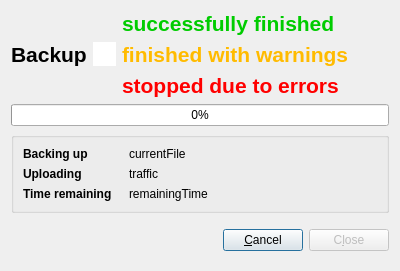
This is src/gui/backup_progress_dialog.ui in stepping-stone/sepiola as Qt 5 draws it before an edit. The edited form follows.
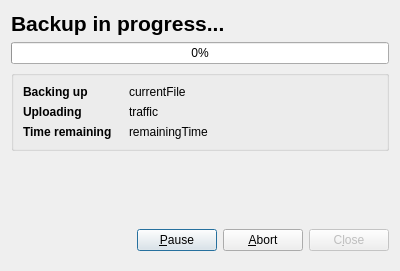
This is the edited form.

Commit message: textual changes in backup progress dialog

```diff
--- a/src/gui/backup_progress_dialog.ui
+++ b/src/gui/backup_progress_dialog.ui
@@ -34,7 +34,7 @@
         </font>
        </property>
        <property name="text" >
-        <string>Backup</string>
+        <string>Backup in progress...</string>
        </property>
        <property name="textFormat" >
         <enum>Qt::AutoText</enum>
@@ -48,95 +48,6 @@
        </property>
       </widget>
      </item>
-     <item>
-      <widget class="QGraphicsView" name="graphics_statusIcon" >
-       <property name="sizePolicy" >
-        <sizepolicy vsizetype="Fixed" hsizetype="Fixed" >
-         <horstretch>0</horstretch>
-         <verstretch>0</verstretch>
-        </sizepolicy>
-       </property>
-       <property name="minimumSize" >
-        <size>
-         <width>16</width>
-         <height>16</height>
-        </size>
-       </property>
-       <property name="maximumSize" >
-        <size>
-         <width>24</width>
-         <height>24</height>
-        </size>
-       </property>
-       <property name="baseSize" >
-        <size>
-         <width>0</width>
-         <height>0</height>
-        </size>
-       </property>
-       <property name="frameShape" >
-        <enum>QFrame::NoFrame</enum>
-       </property>
-       <property name="frameShadow" >
-        <enum>QFrame::Plain</enum>
-       </property>
-      </widget>
-     </item>
-     <item>
-      <layout class="QVBoxLayout" >
-       <item>
-        <widget class="QLabel" name="label_status_success" >
-         <property name="font" >
-          <font>
-           <pointsize>16</pointsize>
-           <weight>75</weight>
-           <bold>true</bold>
-          </font>
-         </property>
-         <property name="styleSheet" >
-          <string notr="true" />
-         </property>
-         <property name="text" >
-          <string>&lt;font color="#00CC00">successfully finished&lt;/font></string>
-         </property>
-        </widget>
-       </item>
-       <item>
-        <widget class="QLabel" name="label_status_warning" >
-         <property name="font" >
-          <font>
-           <pointsize>16</pointsize>
-           <weight>75</weight>
-           <bold>true</bold>
-          </font>
-         </property>
-         <property name="frameShape" >
-          <enum>QFrame::NoFrame</enum>
-         </property>
-         <property name="text" >
-          <string>&lt;font color="#FFBB00">finished with warnings&lt;/font></string>
-         </property>
-        </widget>
-       </item>
-       <item>
-        <widget class="QLabel" name="label_status_error" >
-         <property name="font" >
-          <font>
-           <pointsize>16</pointsize>
-           <weight>75</weight>
-           <bold>true</bold>
-          </font>
-         </property>
-         <property name="text" >
-          <string>&lt;font color="#FF0000">stopped due to errors&lt;/font></string>
-         </property>
-         <property name="textFormat" >
-          <enum>Qt::AutoText</enum>
-         </property>
-        </widget>
-       </item>
-      </layout>
-     </item>
      <item>
       <spacer>
        <property name="orientation" >
@@ -175,7 +86,7 @@
        <number>6</number>
       </property>
       <item row="0" column="0" >
-       <widget class="QLabel" name="labelText_BackingUp" >
+       <widget class="QLabel" name="labelText_BackupStep" >
         <property name="minimumSize" >
          <size>
           <width>100</width>
@@ -247,7 +158,7 @@
        </spacer>
       </item>
       <item row="1" column="1" >
-       <widget class="QLabel" name="label_trafic" >
+       <widget class="QLabel" name="label_traffic" >
         <property name="text" >
          <string>traffic</string>
         </property>
@@ -284,13 +195,23 @@
        </property>
       </spacer>
      </item>
+     <item>
+      <widget class="QPushButton" name="btnPause" >
+       <property name="enabled" >
+        <bool>true</bool>
+       </property>
+       <property name="text" >
+        <string>&amp;Pause</string>
+       </property>
+      </widget>
+     </item>
      <item>
       <widget class="QPushButton" name="btnCancel" >
        <property name="enabled" >
         <bool>true</bool>
        </property>
        <property name="text" >
-        <string>&amp;Cancel</string>
+        <string>&amp;Abort</string>
        </property>
       </widget>
      </item>
```
Left out of the diff: 19 changed lines with no effect on the pictures.
